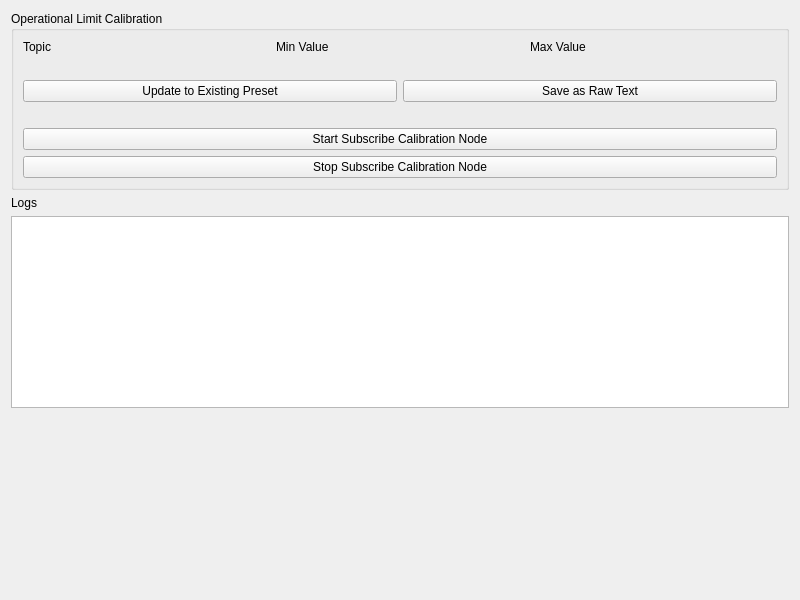
Joshua-AI-Robotics/Joshua, file joshua_control_panel/operational_limit_tab.ui: the form before one commit.
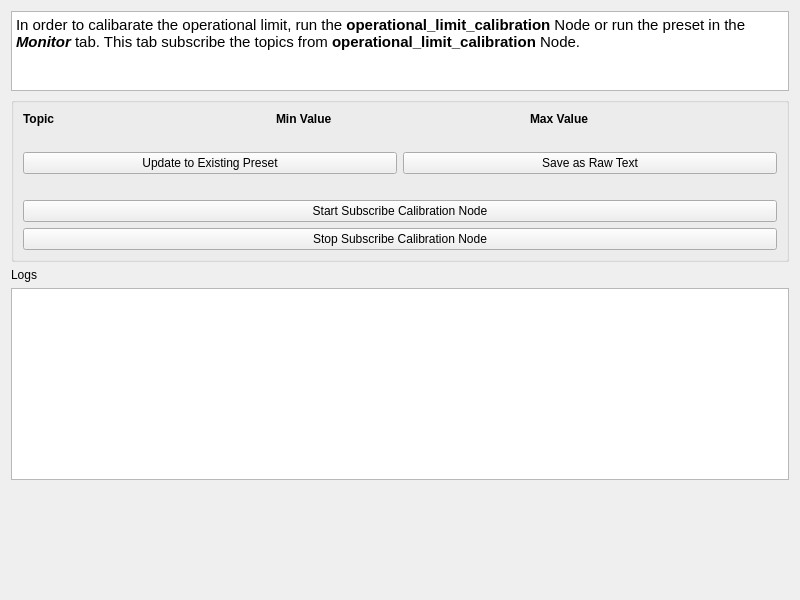
The form after the commit.

The edit to the form file:
```diff
--- a/joshua_control_panel/operational_limit_tab.ui
+++ b/joshua_control_panel/operational_limit_tab.ui
@@ -11,16 +11,61 @@
    </rect>
   </property>
   <layout class="QVBoxLayout" name="verticalLayout">
+   <item>
+    <layout class="QVBoxLayout" name="verticalLayout_4">
+     <item>
+      <widget class="QTextEdit" name="textEdit">
+       <property name="sizePolicy">
+        <sizepolicy hsizetype="Expanding" vsizetype="Fixed">
+         <horstretch>0</horstretch>
+         <verstretch>0</verstretch>
+        </sizepolicy>
+       </property>
+       <property name="minimumSize">
+        <size>
+         <width>0</width>
+         <height>0</height>
+        </size>
+       </property>
+       <property name="maximumSize">
+        <size>
+         <width>16777215</width>
+         <height>80</height>
+        </size>
+       </property>
+       <property name="readOnly">
+        <bool>true</bool>
+       </property>
+       <property name="html">
+        <string>&lt;!DOCTYPE HTML PUBLIC &quot;-//W3C//DTD HTML 4.0//EN&quot; &quot;http://www.w3.org/TR/REC-html40/strict.dtd&quot;&gt;
+&lt;html&gt;&lt;head&gt;&lt;meta name=&quot;qrichtext&quot; content=&quot;1&quot; /&gt;&lt;meta charset=&quot;utf-8&quot; /&gt;&lt;style type=&quot;text/css&quot;&gt;
+p, li { white-space: pre-wrap; }
+hr { height: 1px; border-width: 0; }
+li.unchecked::marker { content: &quot;\2610&quot;; }
+li.checked::marker { content: &quot;\2612&quot;; }
+&lt;/style&gt;&lt;/head&gt;&lt;body style=&quot; font-family:'Ubuntu'; font-size:11pt; font-weight:400; font-style:normal;&quot;&gt;
+&lt;p style=&quot; margin-top:0px; margin-bottom:0px; margin-left:0px; margin-right:0px; -qt-block-indent:0; text-indent:0px;&quot;&gt;In order to calibarate the operational limit, run the &lt;span style=&quot; font-weight:700;&quot;&gt;operational_limit_calibration&lt;/span&gt; Node or run the preset in the &lt;span style=&quot; font-weight:700; font-style:italic;&quot;&gt;Monitor&lt;/span&gt; tab. This tab subscribe the topics from &lt;span style=&quot; font-weight:700;&quot;&gt;operational_limit_calibration&lt;/span&gt; Node.&lt;/p&gt;&lt;/body&gt;&lt;/html&gt;</string>
+       </property>
+      </widget>
+     </item>
+     
+    </layout>
+   </item>
    <item>
     <widget class="QGroupBox" name="limitValuesGroup">
      <property name="title">
-      <string>Operational Limit Calibration</string>
+      <string/>
      </property>
      <layout class="QVBoxLayout" name="verticalLayout_2">
       <item>
        <layout class="QGridLayout" name="limit_values_gridLayout">
         <item row="0" column="1">
          <widget class="QLabel" name="label_3">
+          <property name="font">
+           <font>
+            <bold>true</bold>
+           </font>
+          </property>
           <property name="text">
            <string>Min Value</string>
           </property>
@@ -28,6 +73,11 @@
         </item>
         <item row="0" column="0">
          <widget class="QLabel" name="label_4">
+          <property name="font">
+           <font>
+            <bold>true</bold>
+           </font>
+          </property>
           <property name="text">
            <string>Topic</string>
           </property>
@@ -35,6 +85,11 @@
         </item>
         <item row="0" column="2">
          <widget class="QLabel" name="label_2">
+          <property name="font">
+           <font>
+            <bold>true</bold>
+           </font>
+          </property>
           <property name="text">
            <string>Max Value</string>
           </property>
```
